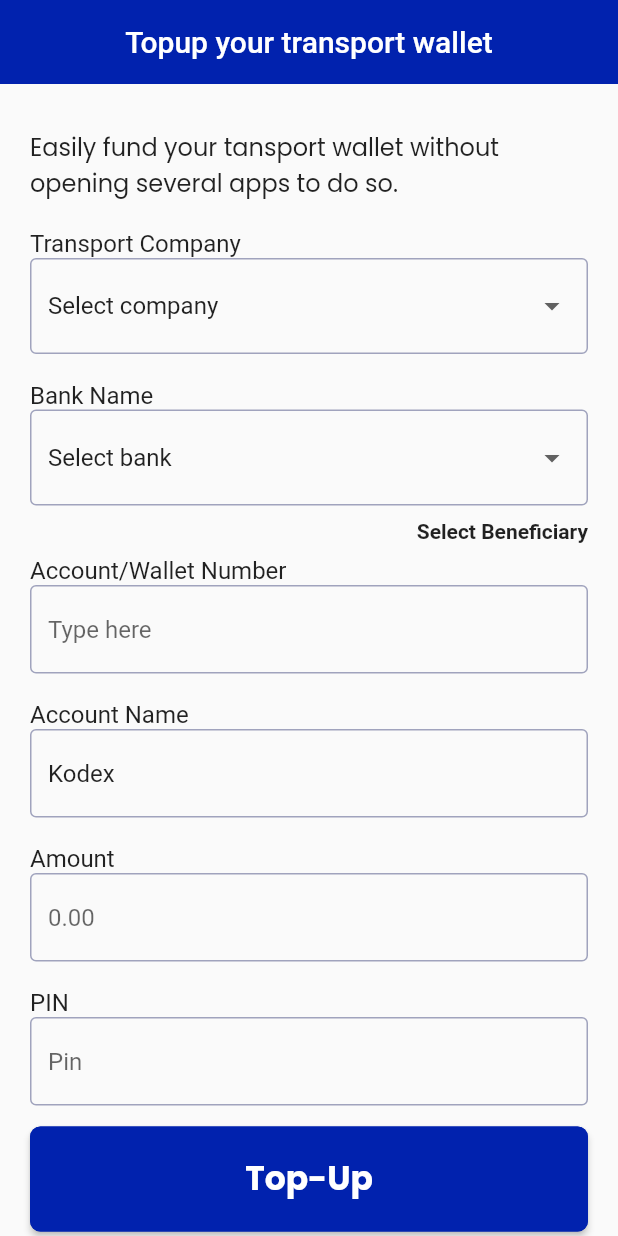
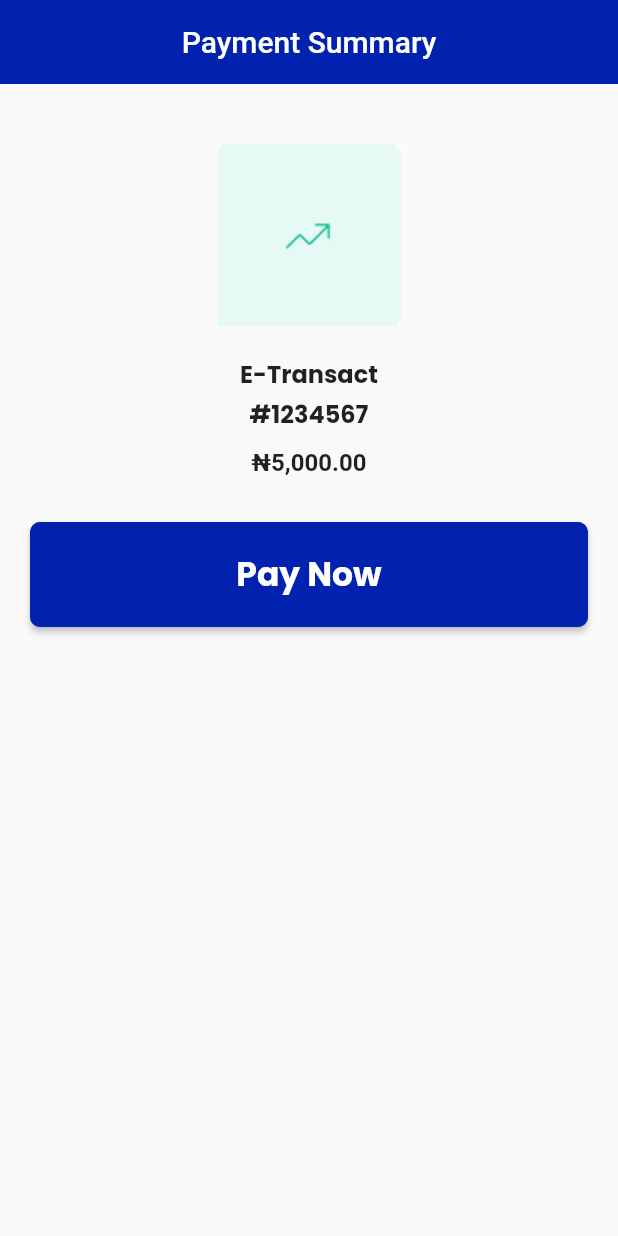
Before and after one commit to Trowpass/trowpass, a Flutter app: the screen it shows after launch, on a phone screen of 412 x 824 dp. Run offline on Flutter 3.47's test engine with Material 2 defaults, Android fonts, the phone set to English and light mode, and no system bars; our stand-ins replace carousel_slider, dio, get, google_fonts, pretty_dio_logger.

Commit message:
designed the second page

```diff
--- a/app/lib/controllers/top_up_wallet_controller.dart
+++ b/app/lib/controllers/top_up_transport_wallet_controller.dart
@@ -1,7 +1,7 @@
 import 'package:flutter/material.dart';
 import 'package:get/get.dart';
 
-class TopUpWalletController extends GetxController {
+class TopUpTransportWalletController extends GetxController {
   final title = Rx<String>('Topup your transport wallet');
   final subTitle = Rx<String>(
       'Easily fund your tansport wallet without opening several apps to do so.');
--- /dev/null
+++ b/app/lib/controllers/top_up_transport_wallet_summary_controller.dart
@@ -0,0 +1,19 @@
+import 'package:get/get.dart';
+
+class TopUpTransportWalletSummaryController extends GetxController {
+  final amount = Rx<double>(0);
+  final paymentId = Rx<String>('');
+  final title = Rx<String>('Payment Summary');
+
+  final setPaymentId = '#1234567';
+  final double setAmount = 5000;
+
+  @override
+  void onInit() {
+    paymentId.value = setPaymentId;
+    amount.value = setAmount;
+    super.onInit();
+  }
+
+  void trySubmit() {}
+}
--- a/app/lib/screens/wallet/top_up_wallet.dart
+++ b/app/lib/screens/wallet/top_up_transport_wallet.dart
@@ -4,14 +4,14 @@ import 'package:app/widgets/text_input.dart';
 import 'package:flutter/material.dart';
 import 'package:get/get.dart';
 
-import '../../controllers/top_up_wallet_controller.dart';
+import '../../controllers/top_up_transport_wallet_controller.dart';
 import '../../shareds/utils/app_colors.dart';
 import '../../shareds/utils/border_radius.dart';
 
-class TopUpWalletScreen extends StatelessWidget {
-  TopUpWalletScreen({super.key});
+class TopUpTransportWalletScreen extends StatelessWidget {
+  TopUpTransportWalletScreen({super.key});
 
-  final controller = Get.put(TopUpWalletController());
+  final controller = Get.put(TopUpTransportWalletController());
 
   @override
   Widget build(BuildContext context) {
--- /dev/null
+++ b/app/lib/screens/wallet/top_up_transport_wallet_summary.dart
@@ -0,0 +1,73 @@
+import 'package:app/widgets/app_styles.dart';
+import 'package:flutter/material.dart';
+import 'package:get/get.dart';
+
+import '../../controllers/top_up_transport_wallet_summary_controller.dart';
+import '../../shareds/utils/app_colors.dart';
+import '../../shareds/utils/images.dart';
+import '../../widgets/currency_format.dart';
+import '../../widgets/standard_button.dart';
+
+class TopUpTransportWalletSummaryScreen extends StatelessWidget {
+  TopUpTransportWalletSummaryScreen({super.key});
+  final controller = Get.put(TopUpTransportWalletSummaryController());
+
+  @override
+  Widget build(BuildContext context) {
+    return Scaffold(
+      appBar: AppBar(
+        title: Text(controller.title.value),
+        centerTitle: true,
+        elevation: 0,
+        backgroundColor: primaryColor,
+      ),
+      body: SingleChildScrollView(
+          child: Padding(
+        padding: const EdgeInsets.all(20),
+        child: Container(
+          alignment: Alignment.center,
+          child: Column(
+            crossAxisAlignment: CrossAxisAlignment.center,
+            mainAxisAlignment: MainAxisAlignment.center,
+            children: [
+              Padding(
+                padding: const EdgeInsets.only(top: 20, bottom: 10),
+                child: Image.asset(paymentSummary),
+              ),
+              Padding(
+                padding: const EdgeInsets.only(top: 10, bottom: 2),
+                child: Text(
+                  'E-Transact',
+                  style: appStyles(16, null, FontWeight.bold),
+                ),
+              ),
+              Padding(
+                padding: const EdgeInsets.symmetric(vertical: 1),
+                child: Text(
+                  controller.paymentId.value,
+                  style: appStyles(16, null, FontWeight.bold),
+                ),
+              ),
+              Padding(
+                padding: const EdgeInsets.only(top: 10, bottom: 10),
+                child: Text(
+                  '${currencyFormat(context).currencySymbol}${formatCurrency(controller.amount.value)}',
+                  style: const TextStyle(
+                      fontWeight: FontWeight.bold, fontSize: 16),
+                ),
+              ),
+              Padding(
+                  padding: const EdgeInsets.only(top: 20, bottom: 5),
+                  child: StandardButton(
+                    text: 'Pay Now',
+                    onPressed: () {
+                      controller.trySubmit();
+                    },
+                  ))
+            ],
+          ),
+        ),
+      )),
+    );
+  }
+}
--- a/app/lib/shareds/resources/routes/app_pages.dart
+++ b/app/lib/shareds/resources/routes/app_pages.dart
@@ -1,14 +1,14 @@
 import 'package:get/get.dart';
 
 import '../../../controllers/bindings/dashboard_tab_binding.dart';
-import '../../../screens/wallet/top_up_wallet.dart';
+import '../../../screens/wallet/top_up_transport_wallet_summary.dart';
 import 'app_reoutes.dart';
 
 class AppPages {
   static var list = [
     GetPage(
       name: AppRoutes.login,
-      page: () => TopUpWalletScreen(),
+      page: () => TopUpTransportWalletSummaryScreen(),
       binding: DashboardTabBinding(),
     ),
   ];
--- a/app/lib/shareds/utils/images.dart
+++ b/app/lib/shareds/utils/images.dart
@@ -2,6 +2,7 @@
 const loginImg = 'assets/images/welcome_img.png';
 const qrCode = 'assets/images/qrcode.png';
 const slide1 = 'assets/images/slide1.png';
+const paymentSummary = 'assets/images/payment.png';
 
 //region Icons
 const card = 'assets/icons/card.png';
--- /dev/null
+++ b/app/lib/widgets/currency_format.dart
@@ -0,0 +1,10 @@
+import 'dart:io';
+
+import 'package:flutter/material.dart';
+import 'package:intl/intl.dart';
+
+NumberFormat currencyFormat(BuildContext context) =>
+    NumberFormat.simpleCurrency(locale: Platform.localeName, name: 'NGN');
+
+dynamic formatCurrency(dynamic currency) =>
+    NumberFormat("##,##0.00", "en_US").format(currency);
--- a/app/pubspec.yaml
+++ b/app/pubspec.yaml
@@ -41,6 +41,7 @@ dependencies:
   carousel_slider: ^4.0.0
   pretty_dio_logger: ^1.3.1
   persistent_bottom_nav_bar: ^5.0.2
+  intl: ^0.18.1
 dev_dependencies:
   flutter_test:
     sdk: flutter
```
Also changed, not shown: app/assets/images/payment.png (added), app/pubspec.lock.
